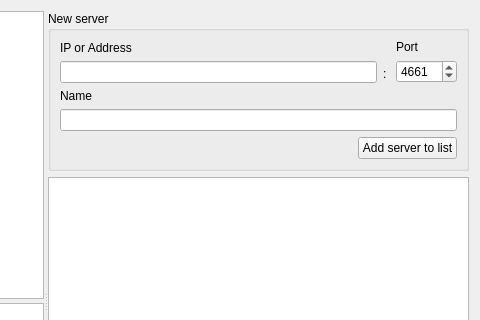
qmule/qmule, file src/servers_widget.ui: the form before one commit; both pictures show x 388 to 868 and y 0 to 320 of the 868 by 601 pixel window.
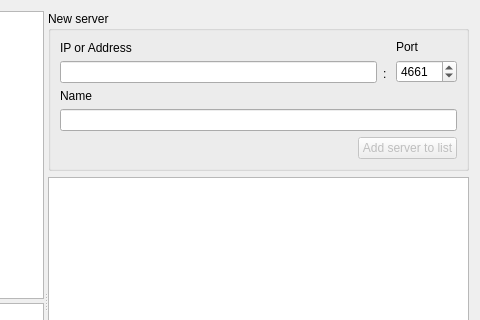
The form after the commit.

Diff of the .ui file:
```diff
--- a/src/servers_widget.ui
+++ b/src/servers_widget.ui
@@ -204,6 +204,9 @@
             </item>
             <item>
              <widget class="QPushButton" name="btnAdd">
+              <property name="enabled">
+               <bool>false</bool>
+              </property>
               <property name="sizePolicy">
                <sizepolicy hsizetype="Minimum" vsizetype="Minimum">
                 <horstretch>0</horstretch>
```
Left out of the diff: 12 changed lines with no effect on the pictures.
